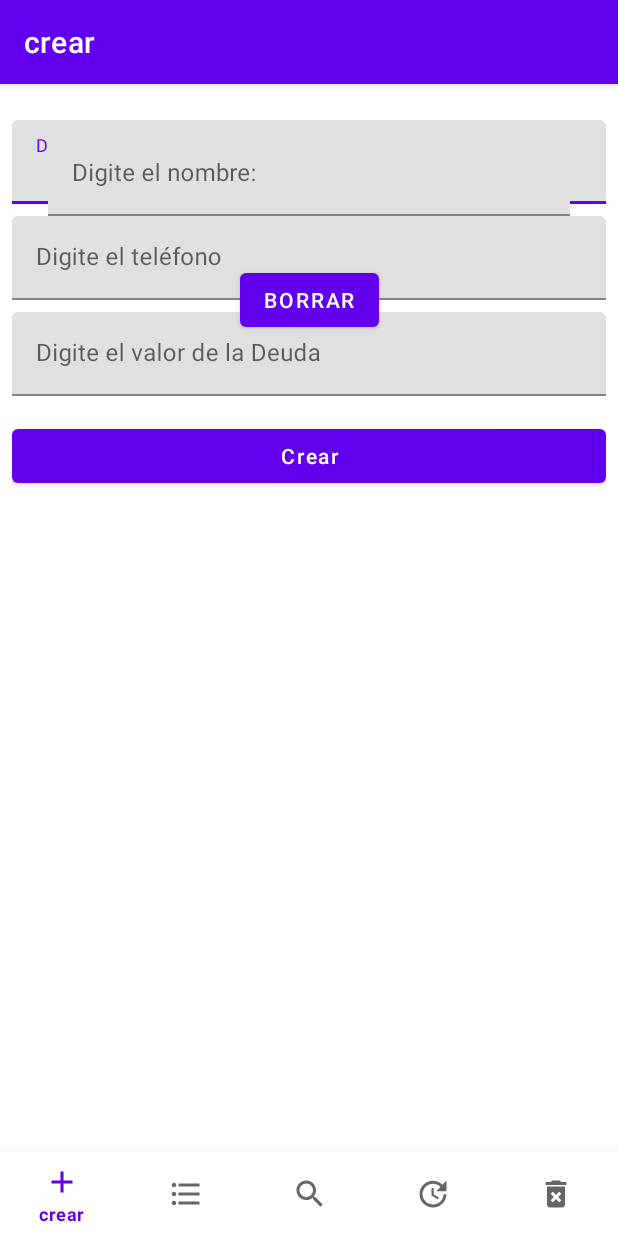
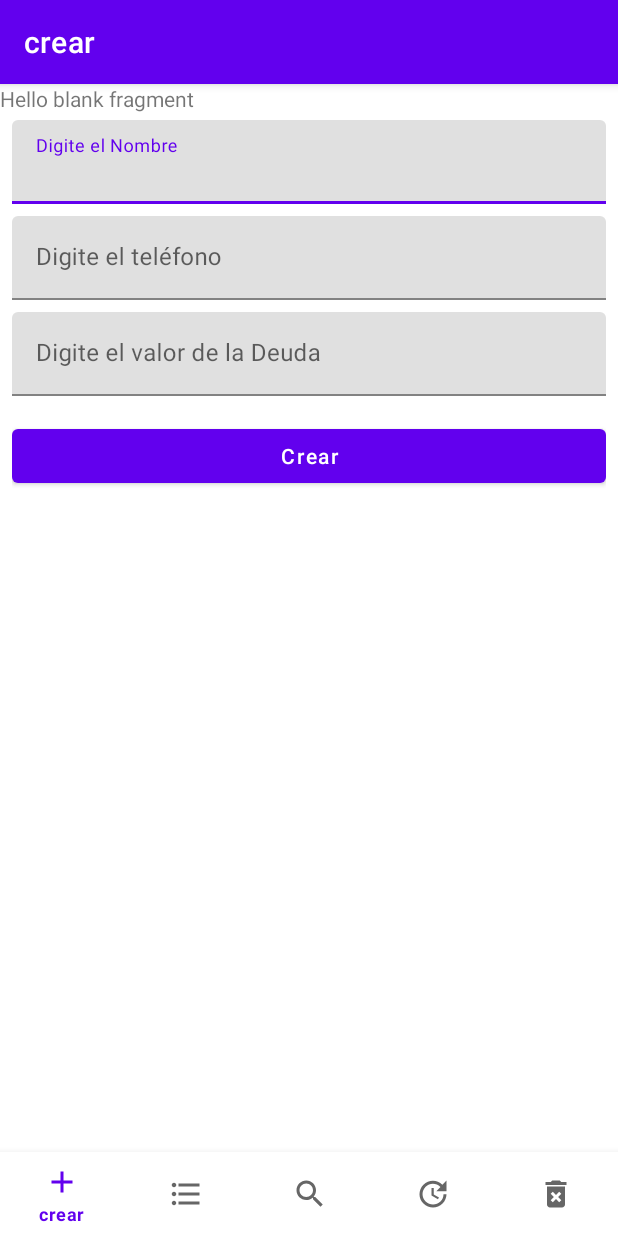
Before and after one commit to JuanRios66/DeudoresApp, an Android app: the fragment DetailFragment placed in its activity, on a phone screen of 412 x 824 dp. Run offline under Robolectric (Android 15) with nearby library versions, the light colour scheme and no system bars; our stand-ins replace navigation-ui; 3 statements that could not run were skipped.

Commit message:
No fue mucho, pero fue trabajo honesto Se corrige adapter que envia a fragmento vacio details. Se corrige input tipo numero para evitar caracteres no deseados en Create

```diff
--- a/app/src/main/java/com/juanrios66/deudoresapp/ui/detail/DetailFragment.kt
+++ b/app/src/main/java/com/juanrios66/deudoresapp/ui/detail/DetailFragment.kt
@@ -25,7 +25,7 @@ class DetailFragment : Fragment() {
         inflater: LayoutInflater, container: ViewGroup?,
         savedInstanceState: Bundle?
     ): View? {
-        return inflater.inflate(R.layout.fragment_delete, container, false)
+        return inflater.inflate(R.layout.fragment_detail, container, false)
     }
 
     override fun onActivityCreated(savedInstanceState: Bundle?) {
--- a/app/src/main/java/com/juanrios66/deudoresapp/ui/list/ListFragment.kt
+++ b/app/src/main/java/com/juanrios66/deudoresapp/ui/list/ListFragment.kt
@@ -4,7 +4,6 @@ import android.os.Bundle
 import android.view.LayoutInflater
 import android.view.View
 import android.view.ViewGroup
-import android.widget.TextView
 import androidx.fragment.app.Fragment
 import androidx.lifecycle.Observer
 import androidx.lifecycle.ViewModelProvider
--- a/app/src/main/res/layout/fragment_create.xml
+++ b/app/src/main/res/layout/fragment_create.xml
@@ -55,6 +55,7 @@
             android:layout_width="match_parent"
             android:layout_height="wrap_content"
             android:hint="@string/hint_amount"
+            android:inputType="number"
             tools:ignore="TextContrastCheck" />
     </com.google.android.material.textfield.TextInputLayout>
 
--- a/app/src/main/res/navigation/mobile_navigation.xml
+++ b/app/src/main/res/navigation/mobile_navigation.xml
@@ -42,7 +42,7 @@
     <fragment
         android:id="@+id/navigation_detail"
         android:name="com.juanrios66.deudoresapp.ui.detail.DetailFragment"
-        android:label="@string/title_delete"
+        android:label="@string/title_details"
         tools:layout="@layout/fragment_detail" >
         <argument
             android:name="debtor"
--- a/app/src/main/res/values/strings.xml
+++ b/app/src/main/res/values/strings.xml
@@ -18,4 +18,5 @@
     <string name="amount_value">Valor de la deuda: $%s</string>
     <string name="accept">Aceptar</string>
     <string name="cancel">Cancelar</string>
+    <string name="title_details">Detalles</string>
 </resources>
```
